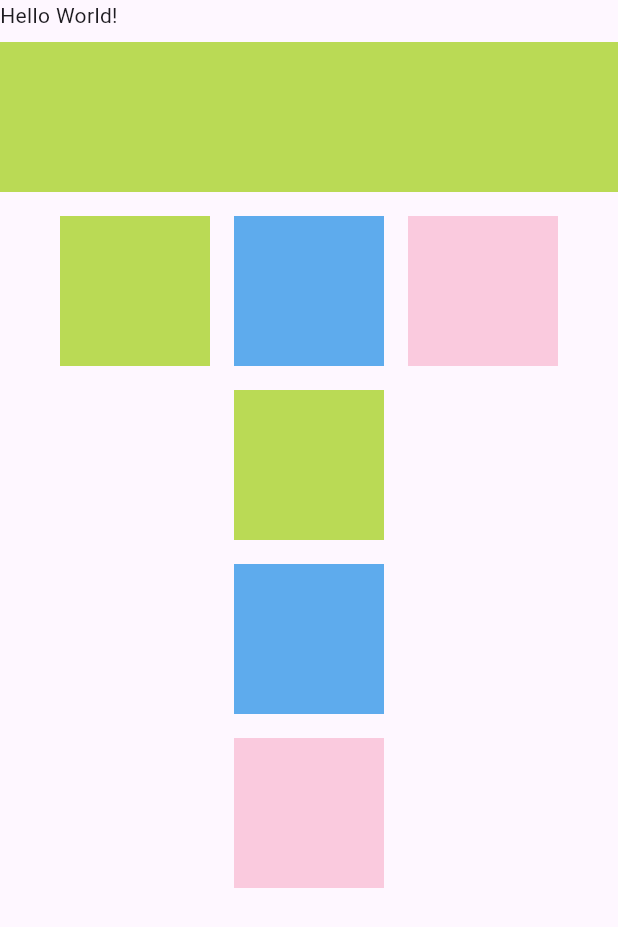
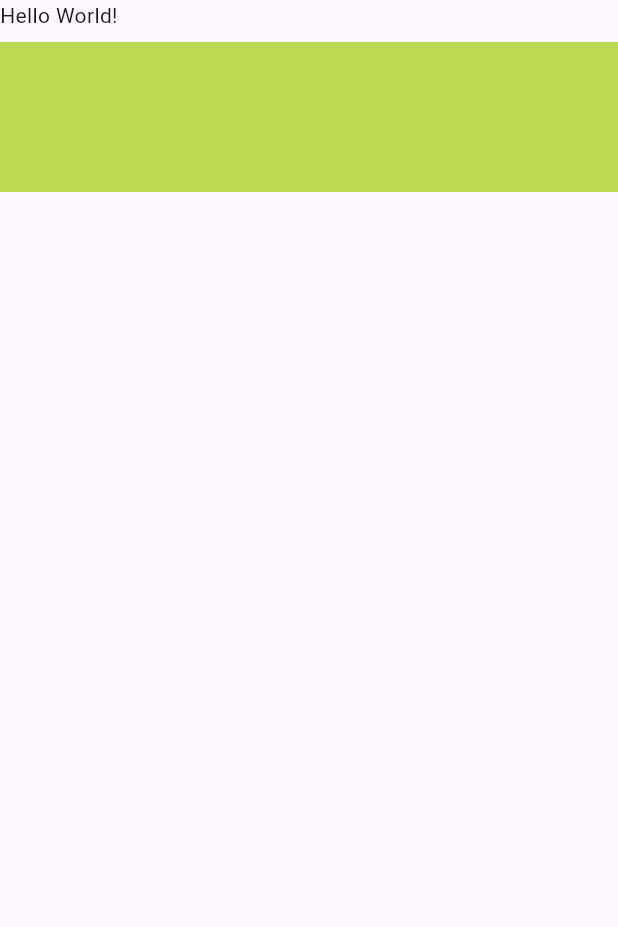
Before and after one commit to codingmitra/booster, a Flutter app: the screen it shows after launch, on a phone screen of 412 x 824 dp. Shown: the top 927 px of the screen. Run offline on Flutter 3.47's test engine with Material 3 defaults, Android fonts, the phone set to English and light mode, and no system bars.

Commit message:
adapted to f3.27

````diff
--- a/example/lib/main.dart
+++ b/example/lib/main.dart
@@ -24,51 +24,6 @@ class MainApp extends StatelessWidget {
                   width: 100,
                   color: 'bada55'.toColor,
                 ),
-                const Gap(16),
-                FlexRow(
-                  gap: 16,
-                  mainAxisSize: MainAxisSize.min,
-                  mainAxisAlignment: MainAxisAlignment.center,
-                  children: [
-                    Container(
-                      height: 100,
-                      width: 100,
-                      color: 'bada55'.toColor,
-                    ),
-                    Container(
-                      height: 100,
-                      width: 100,
-                      color: '5eabed'.toColor,
-                    ),
-                    Container(
-                      height: 100,
-                      width: 100,
-                      color: 'facade'.toColor,
-                    ),
-                  ],
-                ),
-                const Gap(16),
-                FlexColumn(
-                  gap: 16,
-                  // reversed: true,
-                  children: [
-                    Container(
-                      height: 100,
-                      width: 100,
-                      color: 'bada55'.toColor,
-                    ),
-                    Container(
-                      height: 100,
-                      width: 100,
-                      color: '5eabed'.toColor,
-                    ),
-                    Container(
-                      height: 100,
-                      width: 100,
-                      color: 'facade'.toColor,
-                    ),
-                  ],
-                ),
               ],
             ),
           ),
--- a/lib/src/extensions/extensions.dart
+++ b/lib/src/extensions/extensions.dart
@@ -2,3 +2,4 @@ export 'context.dart';
 export 'string.dart';
 export 'color.dart';
 export 'widget.dart';
+export 'navigation.dart';
--- a/lib/src/extensions/widget.dart
+++ b/lib/src/extensions/widget.dart
@@ -14,16 +14,15 @@ extension WidgetExtension on Widget {
   ///
   /// ```dart
   /// Text('Hello, World!').toExpanded()
-  /// Text('Hello, World!').toExpanded(1)
+  /// Text('Hello, World!').toExpanded(flex: 1)
   /// ```
-  Widget toExpanded(int? n) => Expanded(flex: n ?? 1, child: this);
+  Widget toExpanded({int? flex}) => Expanded(flex: flex ?? 1, child: this);
 
   /// Converts a child of a [Row], [Column], or [Flex] widget to a [Flexible].
   ///
   /// ```dart
   /// Text('Hello, World!').toFlexible()
-  /// Text('Hello, World!').toFlexible(1, fit: FlexFit.loose)
+  /// Text('Hello, World!').toFlexible(flex: 1, fit: FlexFit.loose)
   /// ```
-  Widget toFlexible(int? n, {FlexFit? fit}) =>
-      Flexible(flex: n ?? 1, fit: fit ?? FlexFit.loose, child: this);
+  Widget toFlexible({int? flex, FlexFit? fit}) => Flexible(flex: flex ?? 1, fit: fit ?? FlexFit.loose, child: this);
 }
--- a/lib/src/widgets/widgets.dart
+++ b/lib/src/widgets/widgets.dart
@@ -1,2 +1 @@
 export 'gap.dart';
-export 'flexbox.dart';
--- a/pubspec.yaml
+++ b/pubspec.yaml
@@ -1,6 +1,6 @@
 name: booster
 description: "A collection of useful widgets, extensions and utilities to boost Flutter app development."
-version: 0.0.4
+version: 0.0.5
 homepage: https://github.com/codingmitra/booster
 repository: https://github.com/codingmitra/booster
 issue_tracker: https://github.com/codingmitra/booster/issues
````
Also changed, not shown: lib/src/extensions/navigation.dart (added, +21 -0 lines), example/pubspec.lock, 1 other file.
